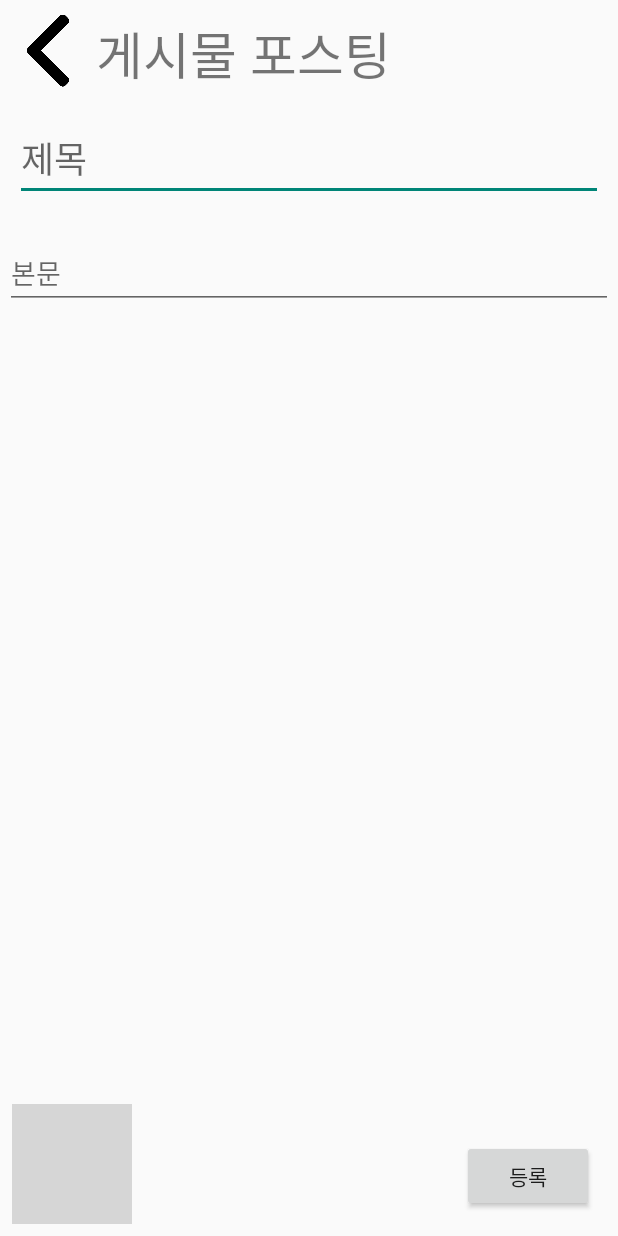
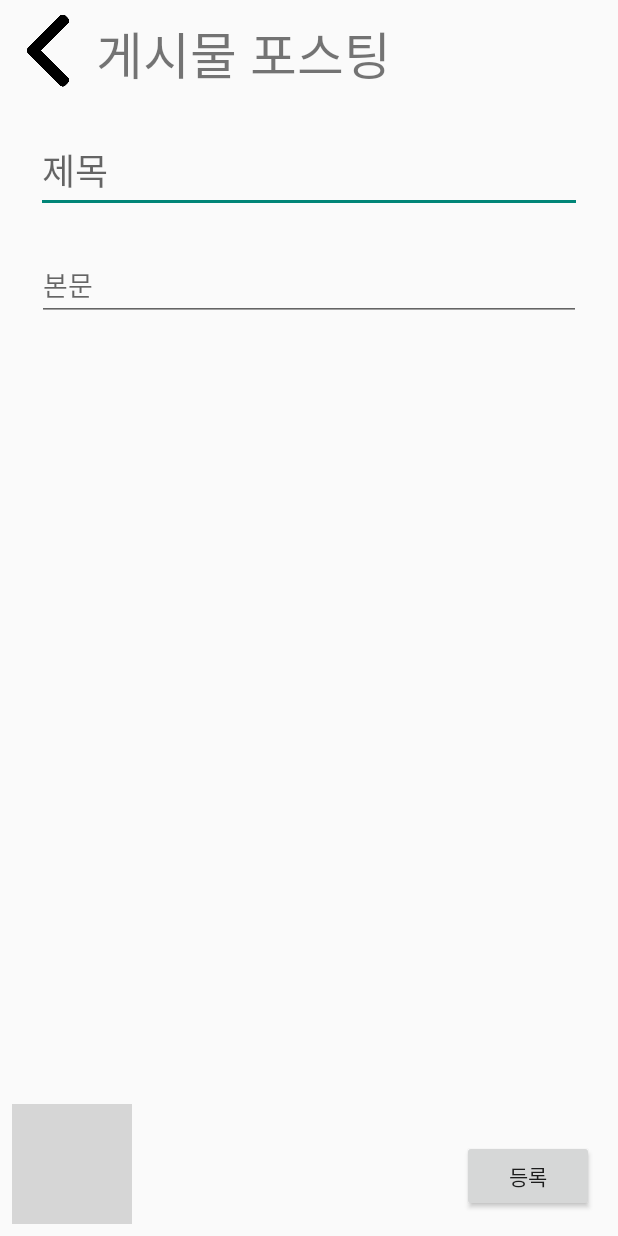
Before and after one commit to BoogiLog/BoogiLog, an Android app: the PostWrite screen opened directly, with no data from a screen before it, after a tap on "등록", on a phone screen of 412 x 824 dp. Run offline under Robolectric (Android 15) with nearby library versions, the phone set to English and light mode, and no system bars; our stand-ins replace Firebase (no records; nobody signed in at launch, a user with empty details on screens opened directly); grey boxes are pictures that could not be loaded.

Commit message:
제발.. 이제 내일 성공하길..ㅠㅠ

```diff
--- a/app/src/main/java/com/example/boogilog/HomeFragment.kt
+++ b/app/src/main/java/com/example/boogilog/HomeFragment.kt
@@ -9,6 +9,7 @@ import android.view.ViewGroup
 import androidx.fragment.app.Fragment
 import androidx.recyclerview.widget.LinearLayoutManager
 import com.example.boogilog.databinding.FragmentHomeBinding
+import com.google.firebase.auth.FirebaseAuth
 import com.google.firebase.firestore.FirebaseFirestore
 import com.google.firebase.firestore.ktx.firestore
 import com.google.firebase.ktx.Firebase
@@ -24,7 +25,10 @@ class HomeFragment : Fragment() {
     private var adapter = PostAdapter(this@HomeFragment, items)
 
     private val db : FirebaseFirestore = Firebase.firestore
-    private val itemsCollectionRef = db.collection("post")
+    private val itemsCollectionRef = db.collection("users")
+
+    val auth = FirebaseAuth.getInstance()
+    val path = auth?.currentUser?.uid
 
     lateinit var storage: FirebaseStorage
     private var photoUri: Uri? = null
@@ -90,7 +94,7 @@ class HomeFragment : Fragment() {
         itemsCollectionRef.document("test").set(itemMap)
     }
     fun updateList(){
-        itemsCollectionRef.get().addOnSuccessListener {
+        itemsCollectionRef.document(path.toString()).collection("posting").get().addOnSuccessListener {
             items = mutableListOf<PostItem>()
             for(doc in it){
                 items.add(PostItem(doc))
--- a/app/src/main/java/com/example/boogilog/PostWrite.kt
+++ b/app/src/main/java/com/example/boogilog/PostWrite.kt
@@ -3,6 +3,7 @@ package com.example.boogilog
 import android.content.Intent
 import android.net.Uri
 import android.os.Bundle
+import android.widget.Toast
 import androidx.appcompat.app.AppCompatActivity
 import com.example.boogilog.databinding.ActivityPostBinding
 import com.google.firebase.auth.FirebaseAuth
@@ -10,6 +11,7 @@ import com.google.firebase.firestore.FirebaseFirestore
 import com.google.firebase.firestore.ktx.firestore
 import com.google.firebase.ktx.Firebase
 import com.google.firebase.storage.FirebaseStorage
+import kotlinx.android.synthetic.main.activity_post.*
 import java.time.LocalDateTime
 
 class PostWrite : AppCompatActivity() {
@@ -30,28 +32,36 @@ class PostWrite : AppCompatActivity() {
         setContentView(binding.root)
 
         binding.back.setOnClickListener {
+            Toast.makeText(baseContext, "게시물 등록 취소", Toast.LENGTH_SHORT).show()
             val intent = Intent(this, NaviActivity::class.java)
             startActivity(intent)
         }
 
-        val postingHead = binding.postingHead.text
-        val postingBody = binding.postingBody.text
+        println("Check Head : " + binding.postingHead.text.toString())
+        println("Check Body : " + binding.postingBody.text.toString())
         //val postImg = "image.jpg"
         //val postDate = LocalDateTime.now().toString()
+        val head = binding.postingHead.text.toString()
+        val body = binding.postingBody.text.toString()
 
 
         //println("postingHead" +postingBody)
 
         binding.submit.setOnClickListener {
+            val postHead = binding.postingHead.text.toString()
+            val postBody = binding.postingBody.text.toString()
             println("등록 클릭")
             val itemMap = hashMapOf(
-                "postingHead" to postingHead,
-                "postingBody" to postingBody
-                //"postingImg" to postingImg,
+                "nick" to "user1",
+                "postHead" to postHead,
+                "postBody" to postBody,
+                "profileImgUrl" to "image.jpg",
+                "postImgUrl" to "achol.png",
+                "postDate" to "2022.11.25"
             )
             auth = FirebaseAuth.getInstance()
             val path = auth?.currentUser?.uid
-            itemsCollectionRef.document(path.toString()).collection("posting").document("postData").set(itemMap)
+            itemsCollectionRef.document(path.toString()).collection("posting").document("postData3").set(itemMap)
         }
 
 
--- a/app/src/main/res/layout/activity_post.xml
+++ b/app/src/main/res/layout/activity_post.xml
@@ -32,36 +32,6 @@
         app:srcCompat="@drawable/back"
         tools:ignore="SpeakableTextPresentCheck" />
 
-    <EditText
-        android:id="@+id/postingHead"
-        android:layout_width="wrap_content"
-        android:layout_height="wrap_content"
-        android:layout_marginTop="16dp"
-        android:ems="14"
-        android:hint="제목"
-        android:inputType="textPersonName"
-        android:textSize="24sp"
-        app:layout_constraintEnd_toEndOf="parent"
-        app:layout_constraintStart_toStartOf="parent"
-        app:layout_constraintTop_toBottomOf="@+id/posting" />
-
-    <EditText
-        android:id="@+id/postingBody"
-        android:layout_width="wrap_content"
-        android:layout_height="wrap_content"
-        android:layout_marginTop="24dp"
-        android:ems="19"
-        android:gravity="start|top"
-        android:hint="본문"
-        android:inputType="textMultiLine"
-        android:minHeight="48dp"
-        android:outlineProvider="none"
-        android:singleLine="false"
-        app:guidelineUseRtl="true"
-        app:layout_constraintEnd_toEndOf="parent"
-        app:layout_constraintStart_toStartOf="parent"
-        app:layout_constraintTop_toBottomOf="@+id/postingHead" />
-
     <ImageButton
         android:id="@+id/selectImg"
         android:layout_width="80dp"
@@ -86,4 +56,31 @@
         app:layout_constraintBottom_toBottomOf="parent"
         app:layout_constraintEnd_toEndOf="parent" />
 
+    <EditText
+        android:id="@+id/postingHead"
+        android:layout_width="wrap_content"
+        android:layout_height="wrap_content"
+        android:layout_marginTop="24dp"
+        android:ems="13"
+        android:hint="제목"
+        android:inputType="textPersonName"
+        android:textSize="24sp"
+        app:layout_constraintEnd_toEndOf="parent"
+        app:layout_constraintStart_toStartOf="parent"
+        app:layout_constraintTop_toBottomOf="@+id/posting" />
+
+    <EditText
+        android:id="@+id/postingBody"
+        android:layout_width="wrap_content"
+        android:layout_height="wrap_content"
+        android:layout_marginTop="24dp"
+        android:ems="17"
+        android:gravity="start|top"
+        android:hint="본문"
+        android:inputType="textMultiLine"
+        android:minHeight="48dp"
+        app:layout_constraintEnd_toEndOf="parent"
+        app:layout_constraintStart_toStartOf="parent"
+        app:layout_constraintTop_toBottomOf="@+id/postingHead" />
+
 </androidx.constraintlayout.widget.ConstraintLayout>
```
